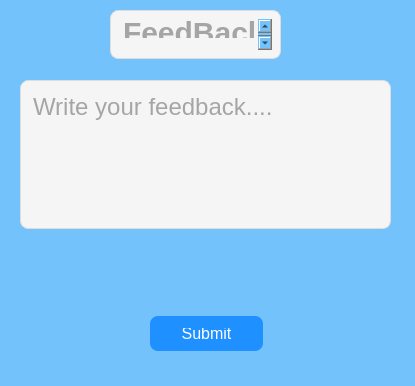
Old version of the form UI_Files/Feedback_Dialog.ui in the repository sakotiya/SPARTANRIDESJSU.
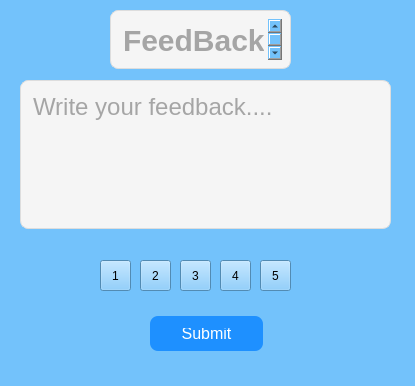
New version of the form. Icons and pictures are not drawn.

Commit message: Adding Feedback Dialog  files UI_File has all the UI files and Source Code is where we can save our coding

What changed in the file:
```diff
--- a/UI_Files/Feedback_Dialog.ui
+++ b/UI_Files/Feedback_Dialog.ui
@@ -77,8 +77,8 @@
     <rect>
      <x>110</x>
      <y>10</y>
-     <width>171</width>
-     <height>61</height>
+     <width>181</width>
+     <height>71</height>
     </rect>
    </property>
    <property name="font">
@@ -142,6 +142,91 @@
     <string>Submit</string>
    </property>
   </widget>
+  <widget class="QToolButton" name="toolButton_2">
+   <property name="geometry">
+    <rect>
+     <x>140</x>
+     <y>260</y>
+     <width>31</width>
+     <height>31</height>
+    </rect>
+   </property>
+   <property name="text">
+    <string>2</string>
+   </property>
+   <property name="icon">
+    <iconset>
+     <normaloff>../Images/icons8-star-48.png</normaloff>../Images/icons8-star-48.png</iconset>
+   </property>
+  </widget>
+  <widget class="QToolButton" name="toolButton_3">
+   <property name="geometry">
+    <rect>
+     <x>180</x>
+     <y>260</y>
+     <width>31</width>
+     <height>31</height>
+    </rect>
+   </property>
+   <property name="text">
+    <string>3</string>
+   </property>
+   <property name="icon">
+    <iconset>
+     <normaloff>../Images/icons8-star-48.png</normaloff>../Images/icons8-star-48.png</iconset>
+   </property>
+  </widget>
+  <widget class="QToolButton" name="toolButton_4">
+   <property name="geometry">
+    <rect>
+     <x>220</x>
+     <y>260</y>
+     <width>31</width>
+     <height>31</height>
+    </rect>
+   </property>
+   <property name="text">
+    <string>4</string>
+   </property>
+   <property name="icon">
+    <iconset>
+     <normaloff>../Images/icons8-star-48.png</normaloff>../Images/icons8-star-48.png</iconset>
+   </property>
+  </widget>
+  <widget class="QToolButton" name="toolButton_5">
+   <property name="geometry">
+    <rect>
+     <x>260</x>
+     <y>260</y>
+     <width>31</width>
+     <height>31</height>
+    </rect>
+   </property>
+   <property name="text">
+    <string>5</string>
+   </property>
+   <property name="icon">
+    <iconset>
+     <normaloff>../Images/icons8-star-48.png</normaloff>../Images/icons8-star-48.png</iconset>
+   </property>
+  </widget>
+  <widget class="QToolButton" name="toolButton_1">
+   <property name="geometry">
+    <rect>
+     <x>100</x>
+     <y>260</y>
+     <width>31</width>
+     <height>31</height>
+    </rect>
+   </property>
+   <property name="text">
+    <string>1</string>
+   </property>
+   <property name="icon">
+    <iconset>
+     <normaloff>../Images/icons8-star-48.png</normaloff>../Images/icons8-star-48.png</iconset>
+   </property>
+  </widget>
  </widget>
  <resources/>
  <connections/>
```
The commit also changes 4 other files.
